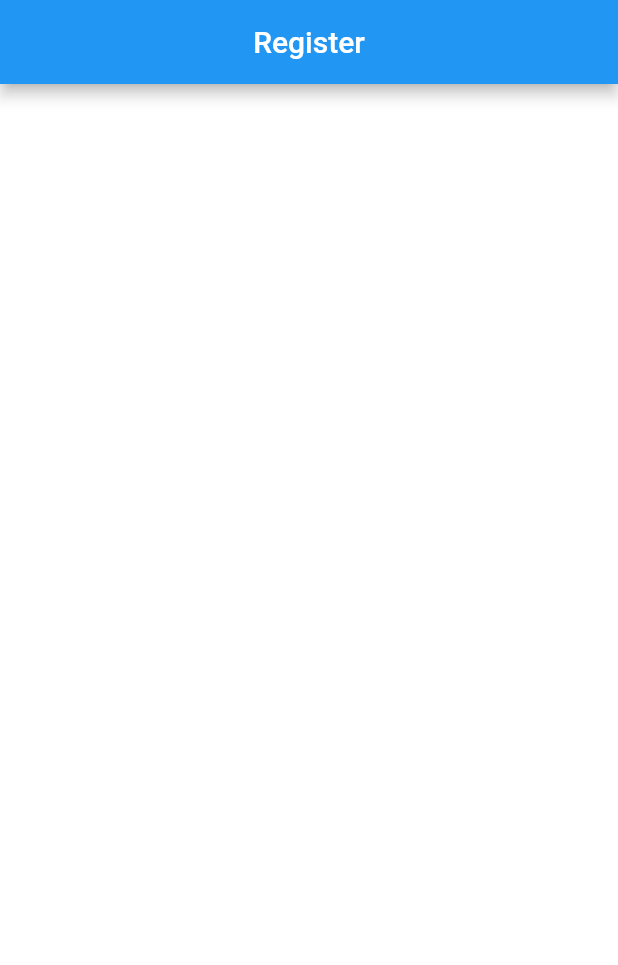
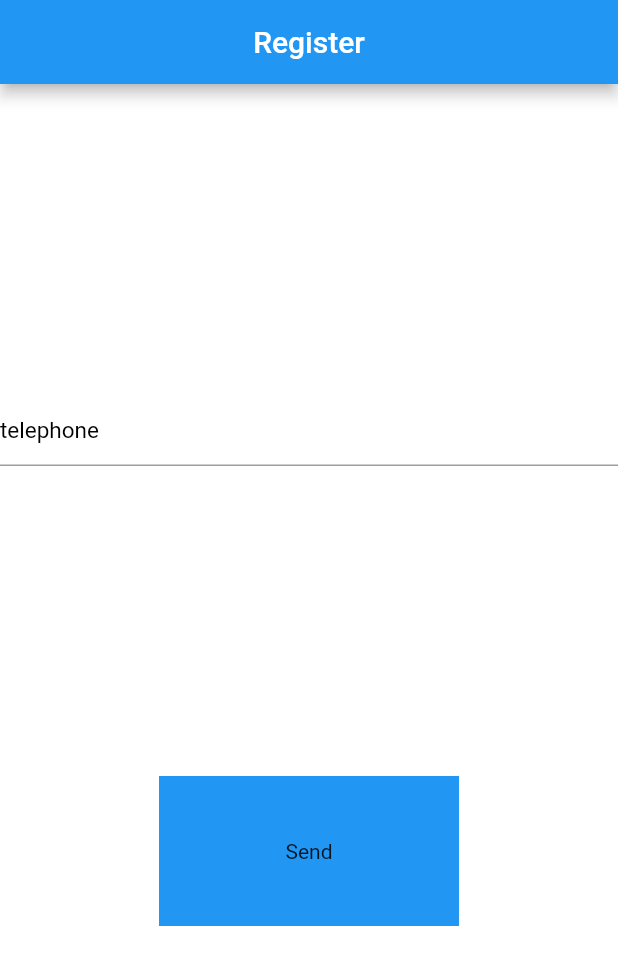
Before and after one commit to Diyorbek7/lesson_api_post, a Flutter app: the screen it shows after launch, on a phone screen of 412 x 824 dp. Shown: the top 965 px of the screen. Run offline on Flutter 3.47's test engine with Material 2 defaults, Android fonts, the phone set to English and light mode, and no system bars.

```diff
--- a/lib/src/ui/register/register_screen.dart
+++ b/lib/src/ui/register/register_screen.dart
@@ -1,4 +1,6 @@
 import 'package:flutter/material.dart';
+import 'package:http/http.dart' as http;
+import 'package:lesson_api_post/src/ui/register/accpect_screen.dart';
 
 class RegisterScreen extends StatefulWidget {
   const RegisterScreen({Key? key}) : super(key: key);
@@ -8,6 +10,8 @@ class RegisterScreen extends StatefulWidget {
 }
 
 class _RegisterScreenState extends State<RegisterScreen> {
+  TextEditingController _controller = TextEditingController();
+
   @override
   Widget build(BuildContext context) {
     return Scaffold(
@@ -16,6 +20,61 @@ class _RegisterScreenState extends State<RegisterScreen> {
         centerTitle: true,
         title: Text("Register"),
       ),
+      body: Column(
+        children: [
+          Spacer(),
+          TextField(
+            controller: _controller,
+            style: TextStyle(
+              fontSize: 15,
+              color: Colors.black,
+            ),
+            decoration: InputDecoration(
+              hintText: "telephone",
+              hintStyle: TextStyle(
+                fontSize: 15,
+                color: Colors.black,
+              ),
+            ),
+          ),
+          Spacer(),
+          GestureDetector(
+            onTap: () {
+              setState(() {
+                _sendData(_controller.text);
+              });
+              Navigator.push(
+                context,
+                MaterialPageRoute(builder: (context) {
+                  return AsspectScreen(number: _controller.text);
+                }),
+              );
+            },
+            child: Container(
+              height: 100,
+              width: 200,
+              color: Colors.blue,
+              child: Center(child: Text("Send")),
+            ),
+          ),
+          Spacer(),
+        ],
+      ),
     );
   }
+
+  _sendData(String number) async {
+    String url = "https://test.gopharm.uz/api/v1/register";
+    var body = {
+      "login": number,
+    };
+    print(body);
+    print(url);
+    http.Response response = await http.post(
+      Uri.parse(url),
+      body: body,
+    );
+    print(response.body);
+    print(response.statusCode);
+  }
 }
--- a/pubspec.yaml
+++ b/pubspec.yaml
@@ -34,6 +34,7 @@ dependencies:
   # The following adds the Cupertino Icons font to your application.
   # Use with the CupertinoIcons class for iOS style icons.
   cupertino_icons: ^1.0.2
+  http: ^0.13.4
 
 dev_dependencies:
   flutter_test:
```
Also changed, not shown: pubspec.lock.
